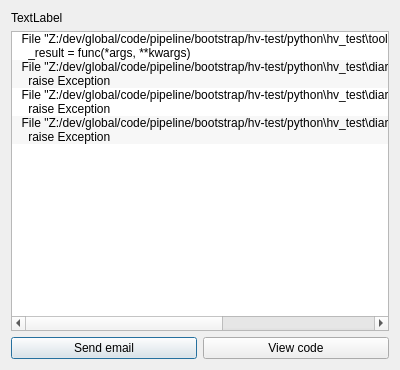
Before: the Qt Designer form scripts/psyhive/tools/err_dialog.ui in Psyop/psyhive, drawn with Qt 5.
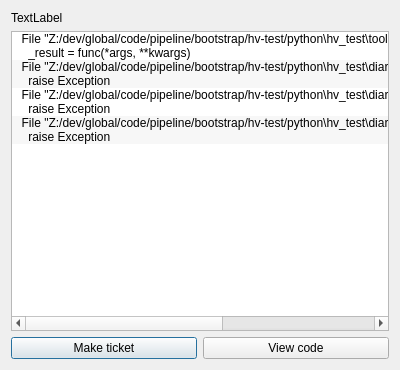
After: the same form once the commit is applied.

Commit message: FK/IK switcher: working release | maya_psyhive: tools.fkik_switcher shared error for no/multi systems selected, tools.fkik_switcher catch multiple systems selected, psyhive: tools.get_error_catcher bugfix exit on error option, tools.HandledError added, tools.catch_error dialog shows error type, tools.catch_error disabled make ticket option, utils.get_single added error override option, utils.get_single bugfix error message on multiple, utils.get_plural bugfix multiple,

Patch:
```diff
--- a/scripts/psyhive/tools/err_dialog.ui
+++ b/scripts/psyhive/tools/err_dialog.ui
@@ -62,7 +62,7 @@
        <item>
         <widget class="QPushButton" name="er_send_email">
          <property name="text">
-          <string>Send email</string>
+          <string>Make ticket</string>
          </property>
         </widget>
        </item>
```
Left out of the diff: 2 changed lines with no effect on the pictures. The commit also changes 7 other files.
